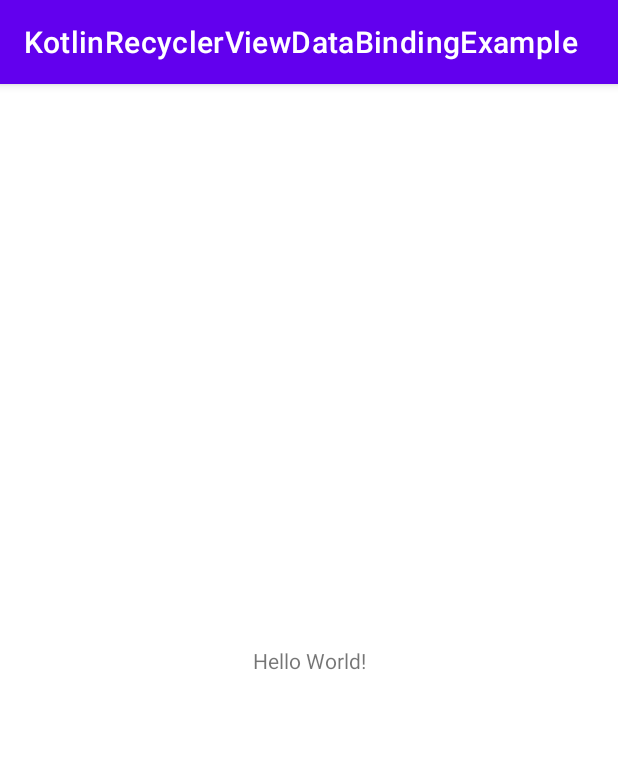
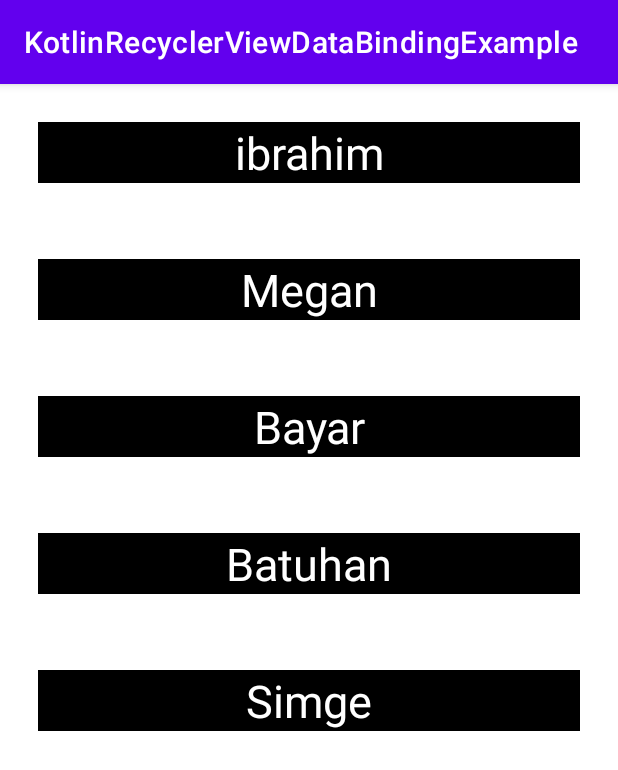
Before and after one commit to Disav0wed/RecyclerView_DataBinding_Demo, an Android app: the screen it shows after launch (MainActivity), on a phone screen of 412 x 824 dp. Shown: the top 770 px of the screen. Run offline under Robolectric (Android 15) with nearby library versions, the phone set to English and light mode, and no system bars.

Commit message:
feat: recyclerView implemented

```diff
--- /dev/null
+++ b/app/src/main/java/com/masterclass/kotlinrecyclerviewdatabindingexample/BaseViewHolder.kt
@@ -0,0 +1,17 @@
+package com.masterclass.kotlinrecyclerviewdatabindingexample
+
+import android.view.View
+import android.widget.TextView
+import androidx.recyclerview.widget.RecyclerView
+
+class BaseViewHolder(val itemView: View): RecyclerView.ViewHolder(itemView) {
+
+    var nameTextView = itemView.findViewById<TextView>(R.id.nameTextView)
+
+
+    fun setName(name:String)
+    {
+        nameTextView.text = name
+    }
+
+}
--- a/app/src/main/java/com/masterclass/kotlinrecyclerviewdatabindingexample/MainActivity.kt
+++ b/app/src/main/java/com/masterclass/kotlinrecyclerviewdatabindingexample/MainActivity.kt
@@ -2,10 +2,22 @@ package com.masterclass.kotlinrecyclerviewdatabindingexample
 
 import androidx.appcompat.app.AppCompatActivity
 import android.os.Bundle
+import androidx.recyclerview.widget.LinearLayoutManager
+import androidx.recyclerview.widget.RecyclerView
 
 class MainActivity : AppCompatActivity() {
+
+    private var dummyNames = arrayOf("ibrahim", "Megan", "Bayar", "Batuhan", "Simge")
     override fun onCreate(savedInstanceState: Bundle?) {
         super.onCreate(savedInstanceState)
         setContentView(R.layout.activity_main)
+
+        val recyclerView = findViewById<RecyclerView>(R.id.mainRecyclerView)
+
+
+        recyclerView.adapter = MainRecyclerViewAdapter(dummyNames)
+        recyclerView.layoutManager = LinearLayoutManager(baseContext)
+
     }
+
 }
--- /dev/null
+++ b/app/src/main/java/com/masterclass/kotlinrecyclerviewdatabindingexample/MainRecyclerViewAdapter.kt
@@ -0,0 +1,26 @@
+package com.masterclass.kotlinrecyclerviewdatabindingexample
+
+import android.view.LayoutInflater
+import android.view.ViewGroup
+import androidx.recyclerview.widget.RecyclerView
+
+class MainRecyclerViewAdapter(private val dataList: Array<String>): RecyclerView.Adapter<BaseViewHolder>() {
+
+    override fun onCreateViewHolder(parent: ViewGroup, viewType: Int): BaseViewHolder {
+
+        val layoutInflater = LayoutInflater.from(parent.context)
+        val listItem = layoutInflater.inflate(R.layout.recyclerview_row_item, parent, false)
+        return BaseViewHolder(listItem)
+    }
+
+    override fun onBindViewHolder(holder: BaseViewHolder, position: Int) {
+
+        holder.setName(dataList[position])
+
+    }
+
+    override fun getItemCount(): Int {
+        return dataList.size
+    }
+
+}
--- a/app/src/main/res/layout/activity_main.xml
+++ b/app/src/main/res/layout/activity_main.xml
@@ -6,13 +6,12 @@
     android:layout_height="match_parent"
     tools:context=".MainActivity">
 
-    <TextView
-        android:layout_width="wrap_content"
-        android:layout_height="wrap_content"
-        android:text="Hello World!"
-        app:layout_constraintBottom_toBottomOf="parent"
-        app:layout_constraintLeft_toLeftOf="parent"
-        app:layout_constraintRight_toRightOf="parent"
-        app:layout_constraintTop_toTopOf="parent" />
+
+    <androidx.recyclerview.widget.RecyclerView
+        android:id="@+id/mainRecyclerView"
+        android:layout_width="match_parent"
+        android:layout_height="match_parent"
+        tools:layout_editor_absoluteX="204dp"
+        tools:layout_editor_absoluteY="317dp" />
 
 </androidx.constraintlayout.widget.ConstraintLayout>
--- /dev/null
+++ b/app/src/main/res/layout/recyclerview_row_item.xml
@@ -0,0 +1,22 @@
+<?xml version="1.0" encoding="utf-8"?>
+<androidx.constraintlayout.widget.ConstraintLayout xmlns:android="http://schemas.android.com/apk/res/android"
+    xmlns:app="http://schemas.android.com/apk/res-auto"
+    android:layout_width="match_parent"
+    android:layout_height="wrap_content">
+
+    <androidx.appcompat.widget.AppCompatTextView
+        android:id="@+id/nameTextView"
+        android:layout_width="0dp"
+        android:layout_height="wrap_content"
+        android:layout_margin="25dp"
+        android:gravity="center"
+        android:text="@string/nodata"
+        android:textSize="30sp"
+        android:background="@color/black"
+        android:textColor="@color/white"
+        app:layout_constraintBottom_toBottomOf="parent"
+        app:layout_constraintEnd_toEndOf="parent"
+        app:layout_constraintStart_toStartOf="parent"
+        app:layout_constraintTop_toTopOf="parent" />
+
+</androidx.constraintlayout.widget.ConstraintLayout>
--- a/app/src/main/res/values/strings.xml
+++ b/app/src/main/res/values/strings.xml
@@ -1,3 +1,4 @@
 <resources>
     <string name="app_name">KotlinRecyclerViewDataBindingExample</string>
+    <string name="nodata">NoData</string>
 </resources>
```
